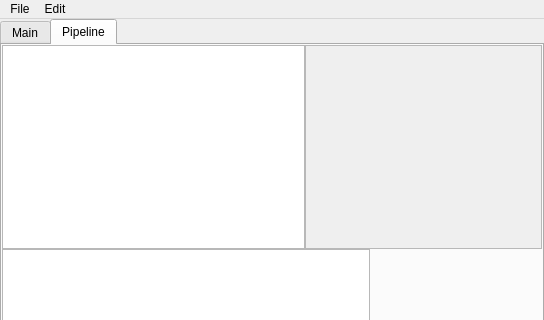
The window that applications/hedgehog/mainwindow.ui (Lawyar/ecsms) describes before a commit, drawn with Qt 5; both pictures show x 0 to 544 and y 0 to 320 of the 544 by 479 pixel window.
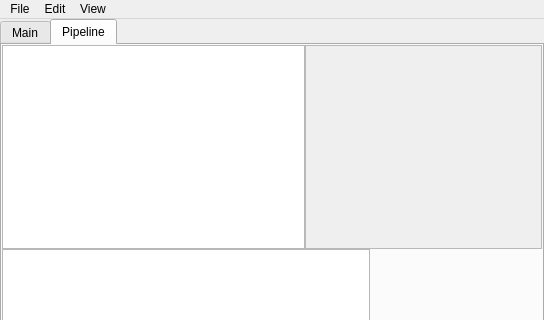
The same window after the commit. The open tabs and pages were chosen to show the change. Icons and pictures are not drawn. Custom widgets are drawn as their Qt base class.

Diff of the .ui file:
```diff
--- a/applications/hedgehog/mainwindow.ui
+++ b/applications/hedgehog/mainwindow.ui
@@ -435,8 +435,16 @@
     <addaction name="actionUndo"/>
     <addaction name="actionRedo"/>
    </widget>
+   <widget class="QMenu" name="menuView">
+    <property name="title">
+     <string>View</string>
+    </property>
+    <addaction name="actionGoToFirstBlock"/>
+    <addaction name="actionGoToNextBlock"/>
+   </widget>
    <addaction name="menuFile"/>
    <addaction name="menuEdit"/>
+   <addaction name="menuView"/>
   </widget>
   <action name="actionOpen">
    <property name="checkable">
```
Left out of the diff: 23 changed lines with no effect on the pictures.
